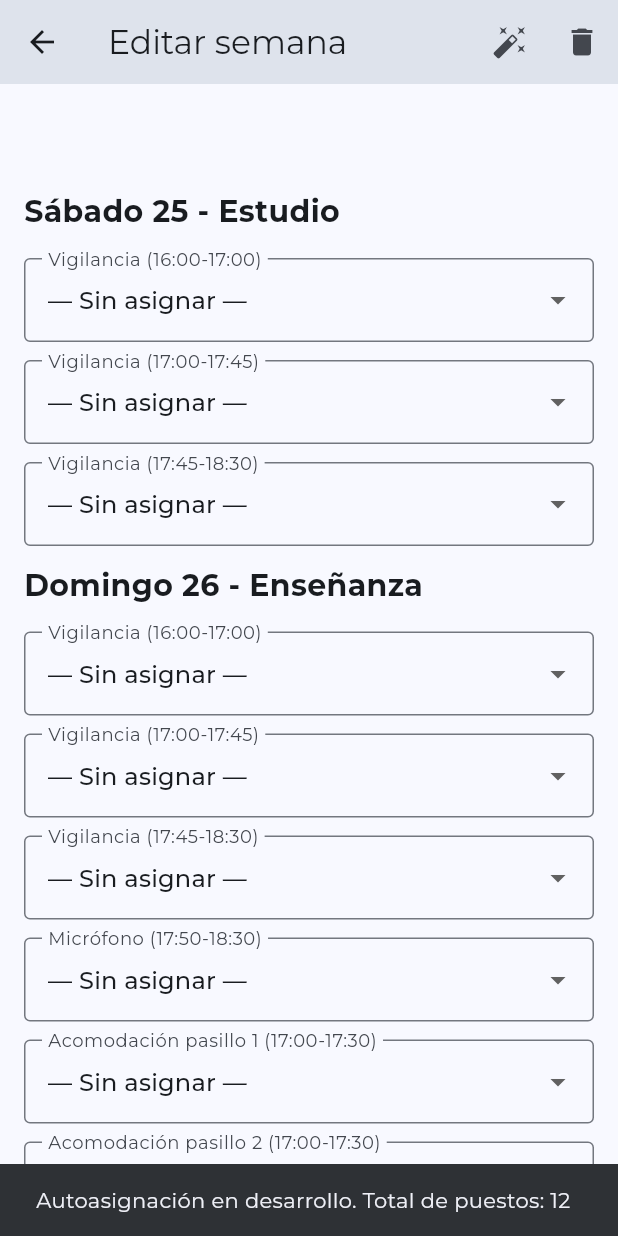
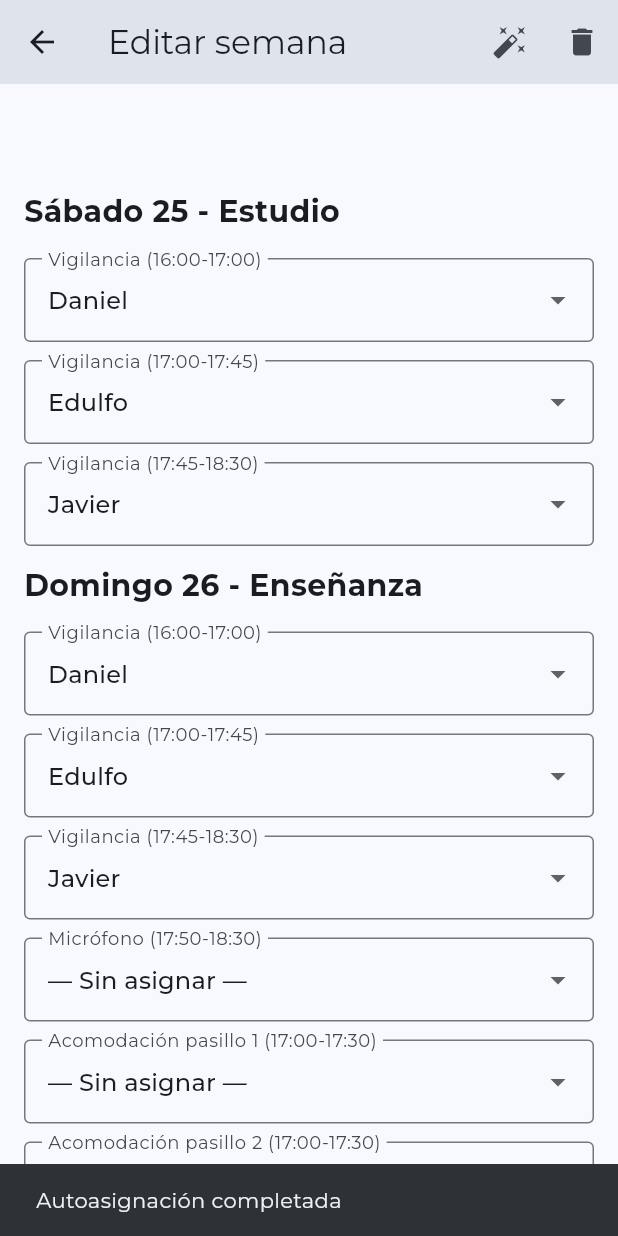
Before and after one commit to dlorenterodriguez-dev/planilla_aseo_idmji, a Flutter app: the WeekEditorScreen screen opened directly, scrolled down 348 dp, after a tap on the "auto fix high" icon, on a phone screen of 412 x 824 dp. Run offline on Flutter 3.47's test engine with Material 3 defaults, Android fonts, the phone set to English and light mode, and no system bars; our stand-ins replace flutter_svg, share_plus, shared_preferences; accounts and stored records are empty; project files that could hold a hidden picture were left out.

Commit message:
Integra autoasignación y actualiza gestión de voluntarios

```diff
--- a/lib/models/volunteer.dart
+++ b/lib/models/volunteer.dart
@@ -11,6 +11,7 @@ class Volunteer {
   final bool canCleaning;
   final bool canBookTable;
   final bool canAudiovisuals;
+  final bool canImposition;
 
   const Volunteer({
     required this.id,
@@ -24,6 +25,7 @@ class Volunteer {
     this.canCleaning = false,
     this.canBookTable = false,
     this.canAudiovisuals = false,
+    this.canImposition = false,
   });
 
   Map<String, dynamic> toJson() {
@@ -39,6 +41,7 @@ class Volunteer {
       'canCleaning': canCleaning,
       'canBookTable': canBookTable,
       'canAudiovisuals': canAudiovisuals,
+      'canImposition': canImposition,
     };
   }
 
@@ -55,6 +58,7 @@ class Volunteer {
       canCleaning: json['canCleaning'] as bool? ?? false,
       canBookTable: json['canBookTable'] as bool? ?? false,
       canAudiovisuals: json['canAudiovisuals'] as bool? ?? false,
+      canImposition: json['canImposition'] as bool? ?? false,
     );
   }
 }
--- a/lib/screens/week_editor_screen.dart
+++ b/lib/screens/week_editor_screen.dart
@@ -6,6 +6,7 @@ import '../models/volunteer.dart';
 import '../models/event_templates.dart';
 import '../services/volunteer_storage_service.dart';
 import '../services/assignment_storage_service.dart';
+import '../services/auto_assignment_service.dart';
 import '../services/week_service.dart';
 import '../models/service_types.dart';
 
@@ -19,18 +20,34 @@ class WeekEditorScreen extends StatefulWidget {
 
 class _WeekEditorScreenState extends State<WeekEditorScreen> {
 
-  void autoAssign() {
-    final total =
-        alabanza.length +
-            estudio.length +
-            ensenanza.length;
+  Future<void> autoAssign() async {
+    await AutoAssignmentService.autoAssign(
+      assignments: alabanza,
+      volunteers: volunteers,
+      isAlabanza: true,
+    );
+    await AutoAssignmentService.autoAssign(
+      assignments: estudio,
+      volunteers: volunteers,
+      isAlabanza: false,
+    );
+    await AutoAssignmentService.autoAssign(
+      assignments: ensenanza,
+      volunteers: volunteers,
+      isAlabanza: false,
+    );
 
+    await AssignmentStorageService.saveAssignments(
+      alabanza: alabanza,
+      estudio: estudio,
+      ensenanza: ensenanza,
+    );
+
+    if (!mounted) return;
+
+    setState(() {});
     ScaffoldMessenger.of(context).showSnackBar(
-      SnackBar(
-        content: Text(
-          'Autoasignación en desarrollo. Total de puestos: $total',
-        ),
-      ),
+      const SnackBar(content: Text('Autoasignación completada')),
     );
   }
 
@@ -66,6 +83,9 @@ class _WeekEditorScreenState extends State<WeekEditorScreen> {
     final vigilanceTurnIndex = vigilanceAssignments.indexWhere(
       (currentAssignment) => identical(currentAssignment, assignment),
     );
+    final isAlabanza = identical(currentService, alabanza);
+    final isLastVigilance =
+        vigilanceTurnIndex == vigilanceAssignments.length - 1;
 
     return volunteers.where((volunteer) {
       // Mantener visible el voluntario ya asignado para no romper
@@ -102,11 +122,19 @@ class _WeekEditorScreenState extends State<WeekEditorScreen> {
         return true;
       }
 
+      // En Alabanza, los voluntarios de imposición no pueden hacer
+      // la última vigilancia.
+      if (isAlabanza &&
+          isLastVigilance &&
+          volunteer.canImposition) {
+        return false;
+      }
+
       if (vigilanceTurnIndex == 0) {
         return volunteer.canFirstVigilance;
       }
 
-      if (vigilanceTurnIndex == vigilanceAssignments.length - 1) {
+      if (isLastVigilance) {
         return volunteer.canLastVigilance;
       }
 
@@ -325,9 +353,7 @@ class _WeekEditorScreenState extends State<WeekEditorScreen> {
           IconButton(
             icon: const Icon(Icons.auto_fix_high),
             tooltip: 'Autoasignar',
-            onPressed: () {
-              autoAssign();
-            },
+            onPressed: autoAssign,
           ),
           IconButton(
             icon: const Icon(Icons.delete),
@@ -439,7 +465,7 @@ class _WeekEditorScreenState extends State<WeekEditorScreen> {
                 bottom: 12,
               ),
               child: DropdownButtonFormField<String>(
-                value: dropdownValueFor(assignment),
+                initialValue: dropdownValueFor(assignment),
                 decoration: InputDecoration(
                   labelText:
                   '${assignment.role} (${assignment.startTime}-${assignment.endTime})',
@@ -525,7 +551,7 @@ class _WeekEditorScreenState extends State<WeekEditorScreen> {
                 bottom: 12,
               ),
               child: DropdownButtonFormField<String>(
-                value: dropdownValueFor(assignment),
+                initialValue: dropdownValueFor(assignment),
                 decoration: InputDecoration(
                   labelText:
                   '${assignment.role} (${assignment.startTime}-${assignment.endTime})',
@@ -608,7 +634,7 @@ class _WeekEditorScreenState extends State<WeekEditorScreen> {
                 bottom: 12,
               ),
               child: DropdownButtonFormField<String>(
-                value: dropdownValueFor(assignment),
+                initialValue: dropdownValueFor(assignment),
                 decoration: InputDecoration(
                   labelText:
                   '${assignment.role} (${assignment.startTime}-${assignment.endTime})',
--- a/lib/services/auto_assignment_service.dart
+++ b/lib/services/auto_assignment_service.dart
@@ -6,6 +6,7 @@ class AutoAssignmentService {
   static Future<void> autoAssign({
     required List<Assignment> assignments,
     required List<Volunteer> volunteers,
+    required bool isAlabanza,
   }) async {
     final pendingAssignments = assignments.where(_isUnassigned).toList();
 
@@ -30,6 +31,7 @@ class AutoAssignmentService {
         assignment: assignment,
         volunteers: volunteers,
         vigilanceAssignments: vigilanceAssignments,
+        isAlabanza: isAlabanza,
       );
 
       candidateLists.add(candidates);
@@ -103,6 +105,7 @@ class AutoAssignmentService {
     required Assignment assignment,
     required List<Volunteer> volunteers,
     required List<Assignment> vigilanceAssignments,
+    required bool isAlabanza,
   }) {
     final serviceType = ServiceTypes.fromRole(assignment.role);
     final vigilanceTurnIndex = vigilanceAssignments.indexWhere(
@@ -125,6 +128,7 @@ class AutoAssignmentService {
             volunteer: volunteer,
             vigilanceTurnIndex: vigilanceTurnIndex,
             vigilanceTurnCount: vigilanceAssignments.length,
+            isAlabanza: isAlabanza,
           )) {
         candidates.add(volunteer);
       }
@@ -159,13 +163,24 @@ class AutoAssignmentService {
     required Volunteer volunteer,
     required int vigilanceTurnIndex,
     required int vigilanceTurnCount,
+    required bool isAlabanza,
   }) {
+    // En Alabanza, los voluntarios de Imposición no pueden
+    // realizar la última vigilancia.
+    if (isAlabanza &&
+        vigilanceTurnIndex == vigilanceTurnCount - 1 &&
+        volunteer.canImposition) {
+      return false;
+    }
+
     if (vigilanceTurnIndex == 0) {
       return volunteer.canFirstVigilance;
     }
+
     if (vigilanceTurnIndex == vigilanceTurnCount - 1) {
       return volunteer.canLastVigilance;
     }
+
     return volunteer.canMiddleVigilance;
   }
 }
```
Also changed, not shown: lib/screens/planilla_preview_screen.dart (+6 -5 lines), lib/screens/volunteers_screen.dart (+68 -8 lines).
